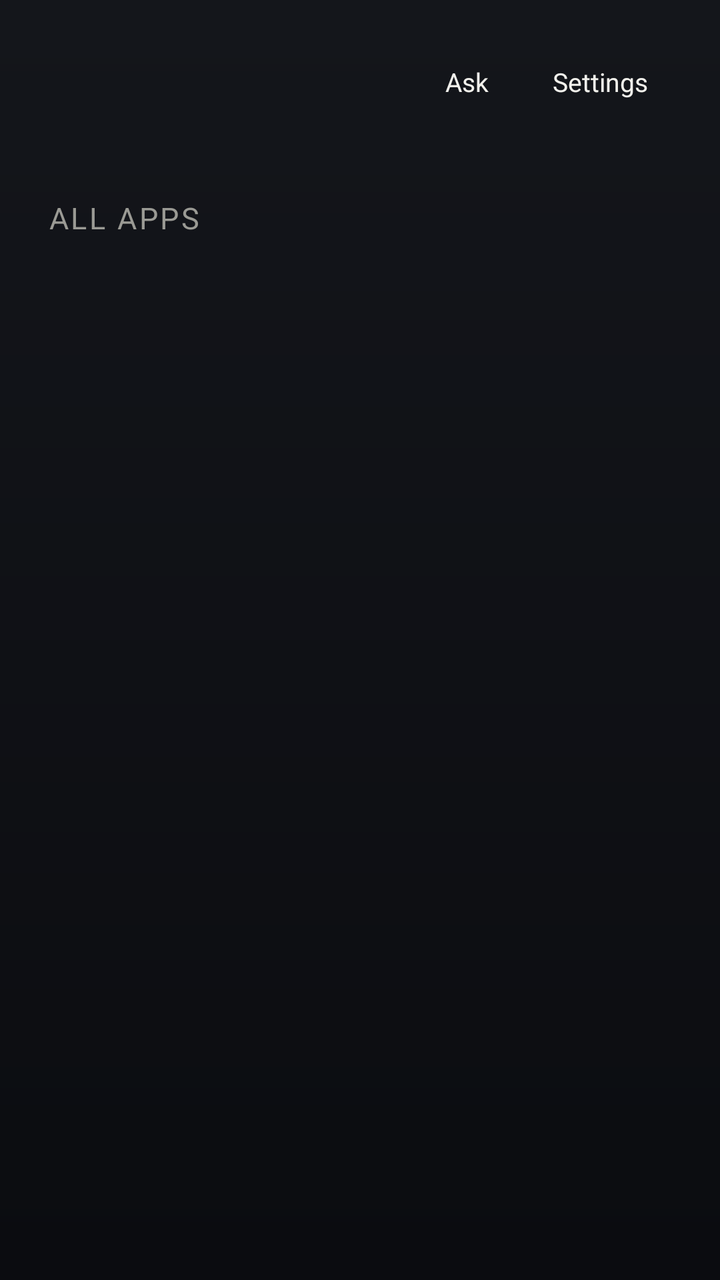
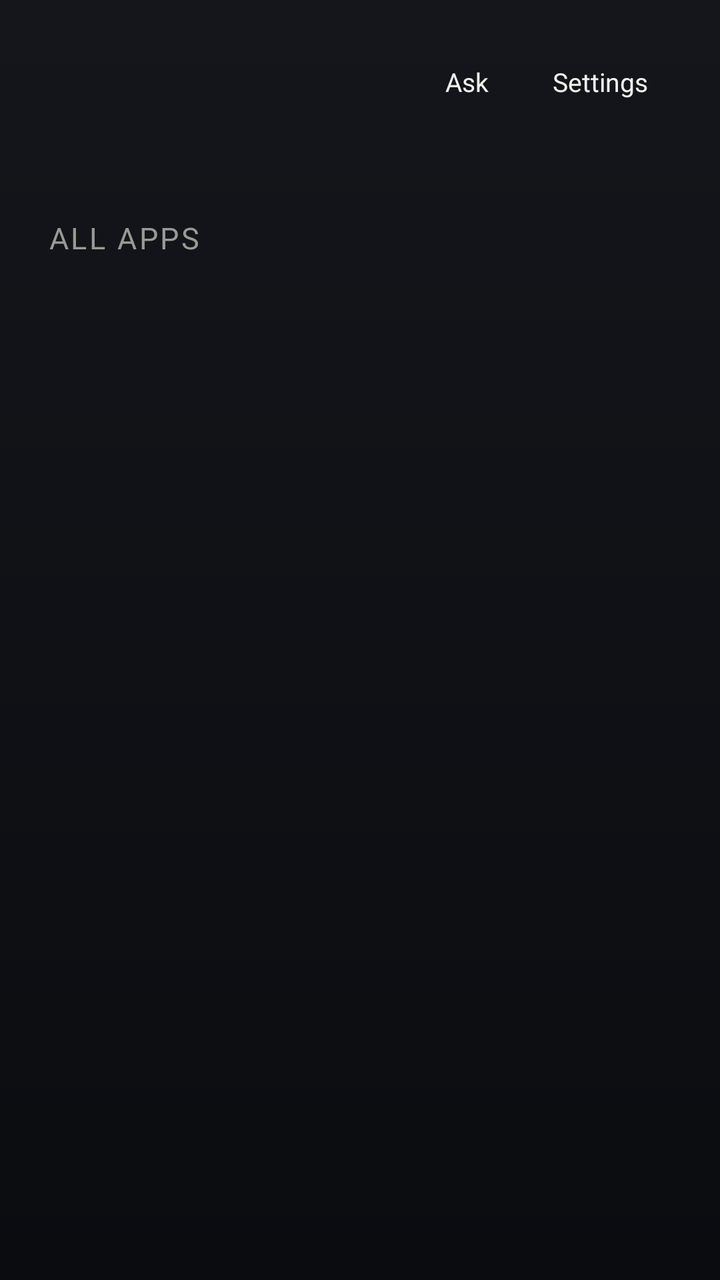

Compare the two renders of this Android layout. The source of the first and the diff that turns it into the second are given below.
<!-- AndroidManifest.xml: application theme Theme.Launcher -->
<!-- res/layout/activity_main.xml -->
<?xml version="1.0" encoding="utf-8"?>
<FrameLayout xmlns:android="http://schemas.android.com/apk/res/android"
    android:layout_width="match_parent"
    android:layout_height="match_parent">


<ScrollView
    android:id="@+id/page"
    android:layout_width="match_parent"
    android:layout_height="match_parent"
    android:clipChildren="false"
    android:clipToPadding="false"
    android:fillViewport="true"
    android:overScrollMode="never"
    android:scrollbars="none">

<LinearLayout
    android:layout_width="match_parent"
    android:layout_height="wrap_content"
    android:orientation="vertical"
    android:clipChildren="false"
    android:clipToPadding="false"
    android:paddingStart="@dimen/screen_padding_h"
    android:paddingEnd="@dimen/screen_padding_h"
    android:paddingTop="@dimen/screen_padding_v"
    android:paddingBottom="0dp">

    <LinearLayout
        android:layout_width="match_parent"
        android:layout_height="wrap_content"
        android:orientation="horizontal"
        android:gravity="top">

        <LinearLayout
            android:layout_width="0dp"
            android:layout_weight="1"
            android:layout_height="wrap_content"
            android:orientation="vertical">

            <TextView
                android:id="@+id/clock"
                android:layout_width="wrap_content"
                android:layout_height="wrap_content"
                android:maxLines="1"
                android:textSize="@dimen/clock_text"
                android:textColor="@color/text_primary"
                android:fontFamily="sans-serif-light"
                android:includeFontPadding="false" />

            <TextView
                android:id="@+id/date"
                android:layout_width="wrap_content"
                android:layout_height="wrap_content"
                android:maxLines="1"
                android:textSize="@dimen/date_text"
                android:textColor="@color/text_secondary" />
        </LinearLayout>

        <LinearLayout
            android:layout_width="wrap_content"
            android:layout_height="wrap_content"
            android:orientation="vertical"
            android:gravity="end"
            android:layout_marginEnd="14dp">

            <TextView
                android:id="@+id/weatherTemp"
                android:layout_width="wrap_content"
                android:layout_height="wrap_content"
                android:textSize="@dimen/weather_temp_text"
                android:textColor="@color/text_primary"
                android:fontFamily="sans-serif-light"
                android:includeFontPadding="false" />

            <TextView
                android:id="@+id/weatherDesc"
                android:layout_width="wrap_content"
                android:layout_height="wrap_content"
                android:maxWidth="@dimen/weather_desc_max_width"
                android:maxLines="1"
                android:ellipsize="end"
                android:textSize="@dimen/weather_desc_text"
                android:textColor="@color/text_secondary" />

            <TextView
                android:id="@+id/sunTimes"
                android:layout_width="wrap_content"
                android:layout_height="wrap_content"
                android:layout_marginTop="2dp"
                android:maxLines="1"
                android:textSize="@dimen/sun_text"
                android:textColor="@color/text_secondary"
                android:visibility="gone" />
        </LinearLayout>

        <TextView
            android:id="@+id/askButton"
            android:layout_width="wrap_content"
            android:layout_height="wrap_content"
            android:layout_marginTop="8dp"
            android:layout_marginEnd="8dp"
            android:paddingStart="12dp"
            android:paddingEnd="12dp"
            android:paddingTop="8dp"
            android:paddingBottom="8dp"
            android:background="@drawable/tile_focus"
            android:focusable="true"
            android:focusableInTouchMode="true"
            android:clickable="true"
            android:text="@string/ask"
            android:textSize="@dimen/header_button_text"
            android:textColor="@color/text_primary" />

        <TextView
            android:id="@+id/settingsButton"
            android:layout_width="wrap_content"
            android:layout_height="wrap_content"
            android:layout_marginTop="8dp"
            android:paddingStart="12dp"
            android:paddingEnd="12dp"
            android:paddingTop="8dp"
            android:paddingBottom="8dp"
            android:background="@drawable/tile_focus"
            android:focusable="true"
            android:focusableInTouchMode="true"
            android:clickable="true"
            android:text="@string/settings"
            android:textSize="@dimen/header_button_text"
            android:textColor="@color/text_primary" />
    </LinearLayout>

    
    <LinearLayout
        android:layout_width="match_parent"
        android:layout_height="wrap_content"
        android:layout_marginTop="10dp"
        android:orientation="horizontal">

        <include layout="@layout/ac_card" />

        <include layout="@layout/media_card" />
    </LinearLayout>

    <include layout="@layout/tonight_card"
        android:layout_width="match_parent"
        android:layout_height="wrap_content"
        android:layout_marginTop="10dp" />

    
    <HorizontalScrollView
        android:id="@+id/haScroll"
        android:layout_width="match_parent"
        android:layout_height="wrap_content"
        android:layout_marginTop="12dp"
        android:clipChildren="false"
        android:clipToPadding="false"
        android:scrollbars="none"
        android:focusable="false"
        android:descendantFocusability="afterDescendants"
        android:visibility="gone">

        <LinearLayout
            android:id="@+id/haRow"
            android:layout_width="wrap_content"
            android:layout_height="wrap_content"
            android:clipChildren="false"
            android:orientation="horizontal" />
    </HorizontalScrollView>

    
    <HorizontalScrollView
        android:id="@+id/agendaScroll"
        android:layout_width="match_parent"
        android:layout_height="wrap_content"
        android:layout_marginTop="16dp"
        android:clipChildren="false"
        android:clipToPadding="false"
        android:scrollbars="none"
        android:focusable="false"
        android:descendantFocusability="afterDescendants"
        android:visibility="gone">

        <LinearLayout
            android:id="@+id/agendaRow"
            android:layout_width="wrap_content"
            android:layout_height="wrap_content"
            android:clipChildren="false"
            android:orientation="horizontal" />
    </HorizontalScrollView>

    <TextView
        android:id="@+id/agendaStatus"
        android:layout_width="match_parent"
        android:layout_height="wrap_content"
        android:layout_marginTop="16dp"
        android:textSize="16sp"
        android:textColor="@color/text_secondary"
        android:visibility="gone" />

    
    <HorizontalScrollView
        android:id="@+id/newsScroll"
        android:layout_width="match_parent"
        android:layout_height="wrap_content"
        android:layout_marginTop="12dp"
        android:clipChildren="false"
        android:clipToPadding="false"
        android:scrollbars="none"
        android:focusable="false"
        android:descendantFocusability="afterDescendants"
        android:visibility="gone">

        <LinearLayout
            android:id="@+id/newsRow"
            android:layout_width="wrap_content"
            android:layout_height="wrap_content"
            android:clipChildren="false"
            android:orientation="horizontal" />
    </HorizontalScrollView>


    <TextView
        android:layout_width="wrap_content"
        android:layout_height="wrap_content"
        android:layout_marginTop="20dp"
        android:layout_marginBottom="8dp"
        android:text="@string/all_apps"
        android:textSize="15sp"
        android:textColor="@color/text_secondary"
        android:textAllCaps="true"
        android:letterSpacing="0.08" />

    <androidx.recyclerview.widget.RecyclerView
        android:id="@+id/grid"
        android:clipChildren="false"
        android:layout_width="match_parent"
        android:layout_height="wrap_content"
        android:clipToPadding="false"
        android:paddingBottom="@dimen/screen_padding_v"
        android:paddingTop="8dp"
        android:nextFocusUp="@id/settingsButton"
        android:descendantFocusability="afterDescendants" />
</LinearLayout>
</ScrollView>

    
    <TextView
        android:id="@+id/wallpaperCredit"
        android:layout_width="wrap_content"
        android:layout_height="wrap_content"
        android:layout_gravity="bottom|end"
        android:layout_marginEnd="@dimen/screen_padding_h"
        android:layout_marginBottom="6dp"
        android:textSize="11sp"
        android:textColor="@color/text_secondary"
        android:background="@drawable/caption_pill"
        android:paddingStart="8dp"
        android:paddingEnd="8dp"
        android:paddingTop="2dp"
        android:paddingBottom="2dp"
        android:singleLine="true"
        android:ellipsize="end"
        android:maxWidth="600dp"
        android:visibility="gone" />
</FrameLayout>
<!-- res/layout/ac_card.xml (included above) -->
<?xml version="1.0" encoding="utf-8"?>
<LinearLayout xmlns:android="http://schemas.android.com/apk/res/android"
    android:id="@+id/acCard"
    android:layout_width="wrap_content"
    android:layout_height="wrap_content"
    android:layout_marginEnd="14dp"
    android:orientation="vertical"
    android:paddingStart="10dp"
    android:paddingEnd="10dp"
    android:paddingTop="8dp"
    android:paddingBottom="8dp"
    android:background="@drawable/card_bg"
    android:visibility="gone">

    <TextView
        android:id="@+id/acName"
        android:nextFocusDown="@+id/acPower"
        android:layout_width="wrap_content"
        android:layout_height="wrap_content"
        android:paddingStart="6dp"
        android:paddingEnd="6dp"
        android:paddingTop="2dp"
        android:paddingBottom="2dp"
        android:background="@drawable/ac_button"
        android:focusable="true"
        android:focusableInTouchMode="true"
        android:clickable="true"
        android:textSize="11sp"
        android:textColor="@color/text_primary"
        android:textAllCaps="true"
        android:letterSpacing="0.06" />

    <LinearLayout
        android:layout_width="wrap_content"
        android:layout_height="wrap_content"
        android:layout_marginTop="4dp"
        android:orientation="horizontal"
        android:gravity="center_vertical">

        <ImageView
            android:id="@+id/acPower"
            android:nextFocusUp="@+id/acName"
            style="@style/AcButton"
            android:minWidth="36dp"
            android:paddingStart="8dp"
            android:paddingEnd="8dp"
            android:src="@drawable/ic_power"
            android:contentDescription="@string/ac_power" />
        <TextView android:id="@+id/acMinus"
            android:nextFocusUp="@+id/acName" style="@style/AcButton" android:text="−" android:textSize="18sp" />

        <TextView
            android:id="@+id/acTemp"
            android:layout_width="wrap_content"
            android:layout_height="wrap_content"
            android:minWidth="@dimen/ac_temp_min_width"
            android:gravity="center"
            android:textSize="@dimen/ac_temp_text"
            android:textColor="@color/text_primary"
            android:fontFamily="sans-serif-light" />

        <TextView android:id="@+id/acPlus"
            android:nextFocusUp="@+id/acName" style="@style/AcButton" android:text="+" android:textSize="18sp" />
        <TextView android:id="@+id/acMode"
            android:nextFocusUp="@+id/acName" style="@style/AcButton" />
        <TextView android:id="@+id/acFan"
            android:nextFocusUp="@+id/acName" style="@style/AcButton" />
    </LinearLayout>

    <TextView
        android:id="@+id/acRoom"
        android:layout_width="wrap_content"
        android:layout_height="wrap_content"
        android:layout_marginTop="6dp"
        android:textSize="13sp"
        android:textColor="@color/text_secondary" />
</LinearLayout>
<!-- res/layout/media_card.xml (included above) -->
<?xml version="1.0" encoding="utf-8"?>
<LinearLayout xmlns:android="http://schemas.android.com/apk/res/android"
    android:id="@+id/mediaCard"
    android:layout_width="wrap_content"
    android:layout_height="wrap_content"
    android:layout_marginEnd="14dp"
    android:orientation="horizontal"
    android:gravity="center_vertical"
    android:paddingStart="10dp"
    android:paddingEnd="10dp"
    android:paddingTop="8dp"
    android:paddingBottom="8dp"
    android:background="@drawable/card_bg"
    android:visibility="gone">

    <ImageView
        android:id="@+id/mediaArt"
        android:layout_width="@dimen/media_art_size"
        android:layout_height="@dimen/media_art_size"
        android:layout_marginEnd="10dp"
        android:scaleType="centerCrop"
        android:background="@color/tile"
        android:importantForAccessibility="no" />

    <LinearLayout
        android:layout_width="wrap_content"
        android:layout_height="wrap_content"
        android:layout_marginEnd="10dp"
        android:orientation="vertical">

        <TextView
            android:id="@+id/mediaTitle"
            android:nextFocusDown="@+id/mediaPlayPause"
            android:layout_width="wrap_content"
            android:layout_height="wrap_content"
            android:maxWidth="@dimen/media_text_max_width"
            android:paddingStart="6dp"
            android:paddingEnd="6dp"
            android:paddingTop="2dp"
            android:paddingBottom="2dp"
            android:background="@drawable/ac_button"
            android:focusable="true"
            android:focusableInTouchMode="true"
            android:clickable="true"
            android:singleLine="true"
            android:ellipsize="end"
            android:textSize="@dimen/ac_button_text"
            android:textColor="@color/text_primary" />

        <TextView
            android:id="@+id/mediaArtist"
            android:layout_width="wrap_content"
            android:layout_height="wrap_content"
            android:layout_marginTop="2dp"
            android:paddingStart="6dp"
            android:maxWidth="@dimen/media_text_max_width"
            android:singleLine="true"
            android:ellipsize="end"
            android:textSize="12sp"
            android:textColor="@color/text_secondary" />

        <LinearLayout
            android:layout_width="wrap_content"
            android:layout_height="wrap_content"
            android:layout_marginTop="6dp"
            android:orientation="horizontal">

            <ImageView android:id="@+id/mediaPrev" style="@style/AcButton"
                android:nextFocusUp="@+id/mediaTitle"
                android:src="@drawable/ic_skip_previous" android:contentDescription="@string/media_previous" />
            <ImageView android:id="@+id/mediaPlayPause" style="@style/AcButton"
                android:nextFocusUp="@+id/mediaTitle"
                android:src="@drawable/ic_pause" android:contentDescription="@string/media_play_pause" />
            <ImageView android:id="@+id/mediaNext" style="@style/AcButton"
                android:nextFocusUp="@+id/mediaTitle"
                android:src="@drawable/ic_skip_next" android:contentDescription="@string/media_next" />
        </LinearLayout>
    </LinearLayout>
</LinearLayout>
<!-- res/layout/tonight_card.xml (included above) -->
<?xml version="1.0" encoding="utf-8"?>
<LinearLayout xmlns:android="http://schemas.android.com/apk/res/android"
    android:id="@+id/tonightCard"
    android:layout_width="0dp"
    android:layout_weight="1"
    android:layout_height="wrap_content"
    android:layout_marginEnd="14dp"
    android:orientation="vertical"
    android:paddingStart="12dp"
    android:paddingEnd="12dp"
    android:paddingTop="8dp"
    android:paddingBottom="8dp"
    android:background="@drawable/card_focus"
    android:focusable="true"
    android:focusableInTouchMode="true"
    android:clickable="true"
    android:visibility="gone">

    <TextView
        android:id="@+id/tonightHeading"
        android:layout_width="wrap_content"
        android:layout_height="wrap_content"
        android:text="@string/tonight_heading"
        android:textSize="11sp"
        android:textColor="@color/text_secondary"
        android:textAllCaps="true"
        android:letterSpacing="0.06" />

    <TextView
        android:id="@+id/tonightText"
        android:layout_width="match_parent"
        android:layout_height="wrap_content"
        android:layout_marginTop="3dp"
        android:textSize="@dimen/tonight_text"
        android:textColor="@color/text_primary"
        android:lineSpacingExtra="2dp"
        android:maxLines="3"
        android:ellipsize="end" />
</LinearLayout>
<!-- resources referenced by this layout -->
<resources>
  <color name="text_primary">#FFF2F1EC</color>
  <color name="text_secondary">#FF9A9A94</color>
  <color name="tile">#FF262930</color>
  <dimen name="ac_button_text">12sp</dimen>
  <dimen name="ac_temp_min_width">44dp</dimen>
  <dimen name="ac_temp_text">18sp</dimen>
  <dimen name="clock_text">30sp</dimen>
  <dimen name="date_text">13sp</dimen>
  <dimen name="header_button_text">13sp</dimen>
  <dimen name="media_art_size">48dp</dimen>
  <dimen name="media_text_max_width">180dp</dimen>
  <dimen name="screen_padding_h">24dp</dimen>
  <dimen name="screen_padding_v">16dp</dimen>
  <dimen name="sun_text">11sp</dimen>
  <dimen name="tonight_text">13sp</dimen>
  <dimen name="weather_desc_max_width">170dp</dimen>
  <dimen name="weather_desc_text">13sp</dimen>
  <dimen name="weather_temp_text">26sp</dimen>
  <!-- drawable caption_pill (drawable) -->
  <?xml version="1.0" encoding="utf-8"?>
  <shape xmlns:android="http://schemas.android.com/apk/res/android" android:shape="rectangle">
      <solid android:color="#59000000" />
      <corners android:radius="6dp" />
  </shape>
  <!-- drawable card_bg (drawable) -->
  <?xml version="1.0" encoding="utf-8"?>
  <shape xmlns:android="http://schemas.android.com/apk/res/android" android:shape="rectangle">
      <corners android:radius="10dp" />
      <solid android:color="#D9262930" />
  </shape>
  <!-- drawable ic_pause (drawable) -->
  <?xml version="1.0" encoding="utf-8"?>
  <vector xmlns:android="http://schemas.android.com/apk/res/android"
      android:width="20dp" android:height="20dp" android:viewportWidth="24" android:viewportHeight="24">
      <path android:fillColor="#F2F1EC" android:pathData="M6,19h4V5H6v14zM14,5v14h4V5h-4z" />
  </vector>
  <!-- drawable ic_skip_next (drawable) -->
  <?xml version="1.0" encoding="utf-8"?>
  <vector xmlns:android="http://schemas.android.com/apk/res/android"
      android:width="20dp" android:height="20dp" android:viewportWidth="24" android:viewportHeight="24">
      <path android:fillColor="#F2F1EC" android:pathData="M6,18l8.5,-6L6,6v12zM16,6v12h2V6h-2z" />
  </vector>
  <!-- drawable ic_skip_previous (drawable) -->
  <?xml version="1.0" encoding="utf-8"?>
  <vector xmlns:android="http://schemas.android.com/apk/res/android"
      android:width="20dp" android:height="20dp" android:viewportWidth="24" android:viewportHeight="24">
      <path android:fillColor="#F2F1EC" android:pathData="M6,6h2v12H6zM9.5,12l8.5,6V6z" />
  </vector>
  <string name="ac_power">Power</string>
  <string name="all_apps">All apps</string>
  <string name="ask">Ask</string>
  <string name="media_next">Next</string>
  <string name="media_play_pause">Play or pause</string>
  <string name="media_previous">Previous</string>
  <string name="settings">Settings</string>
  <string name="tonight_heading">Tonight</string>
  <style name="Theme.Launcher" parent="android:Theme.Material.NoActionBar">
          <item name="android:windowBackground">@drawable/bg_gradient</item>
          <item name="android:colorAccent">@color/accent</item>
          <item name="android:colorPrimary">@color/bg_top</item>
          <item name="android:textColorPrimary">@color/text_primary</item>
          <item name="android:textColorSecondary">@color/text_secondary</item>
          <item name="android:windowDisablePreview">true</item>
      </style>
  <color name="accent">#FF85B7EB</color>
  <dimen name="ac_button_height">28dp</dimen>
  <!-- drawable bg_gradient (drawable) -->
  <?xml version="1.0" encoding="utf-8"?>
  <shape xmlns:android="http://schemas.android.com/apk/res/android" android:shape="rectangle">
      <gradient android:angle="270" android:startColor="@color/bg_top" android:endColor="@color/bg_bottom" />
  </shape>
  <color name="bg_top">#FF14161B</color>
  <color name="bg_bottom">#FF0B0C10</color>
  <!-- unchanged entries left out for length: 5 -->
</resources>

<!-- the commit's change to res/layout/activity_main.xml (unified diff, before → after) -->
@@ -4,19 +4,9 @@
     android:layout_height="match_parent">
 
 
-<ScrollView
-    android:id="@+id/page"
+<LinearLayout
     android:layout_width="match_parent"
     android:layout_height="match_parent"
-    android:clipChildren="false"
-    android:clipToPadding="false"
-    android:fillViewport="true"
-    android:overScrollMode="never"
-    android:scrollbars="none">
-
-<LinearLayout
-    android:layout_width="match_parent"
-    android:layout_height="wrap_content"
     android:orientation="vertical"
     android:clipChildren="false"
     android:clipToPadding="false"
@@ -130,6 +120,30 @@
     </LinearLayout>
 
     
+    <FrameLayout
+        android:layout_width="match_parent"
+        android:layout_height="0dp"
+        android:layout_weight="1"
+        android:layout_marginTop="2dp">
+
+    <ScrollView
+        android:id="@+id/page"
+        android:layout_width="match_parent"
+        android:layout_height="match_parent"
+        android:clipChildren="false"
+        android:clipToPadding="false"
+        android:paddingTop="8dp"
+        android:overScrollMode="never"
+        android:scrollbars="none">
+
+    <LinearLayout
+        android:layout_width="match_parent"
+        android:layout_height="wrap_content"
+        android:orientation="vertical"
+        android:clipChildren="false"
+        android:clipToPadding="false">
+
+    
     <LinearLayout
         android:layout_width="match_parent"
         android:layout_height="wrap_content"
@@ -240,8 +254,10 @@
         android:paddingTop="8dp"
         android:nextFocusUp="@id/settingsButton"
         android:descendantFocusability="afterDescendants" />
+    </LinearLayout>
+    </ScrollView>
+    </FrameLayout>
 </LinearLayout>
-</ScrollView>
 
     
     <TextView
